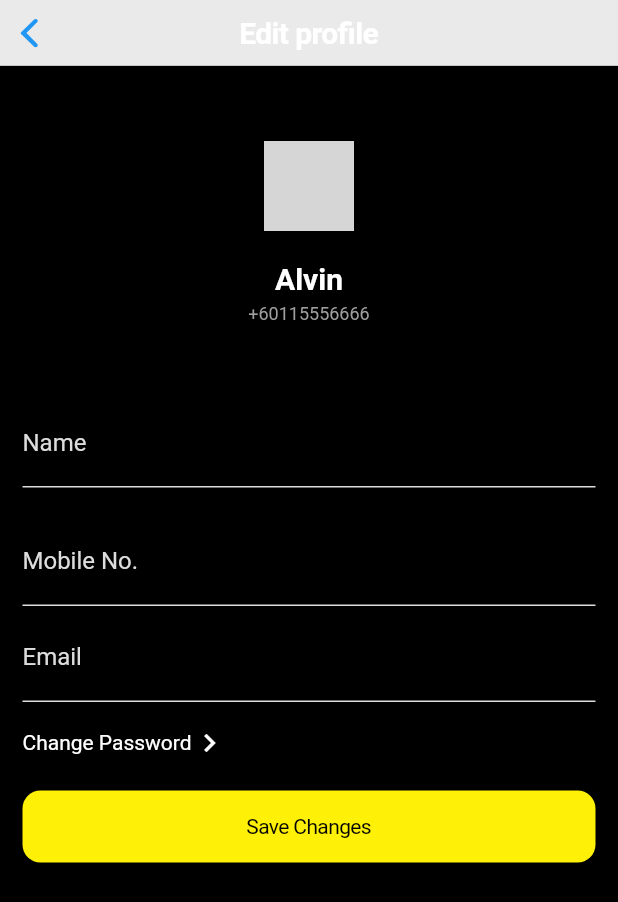
After one commit to alvindrakes/gsc_cinema_app_clone, a Flutter app: the ProfilePage screen opened directly, after a tap on the "edit" icon, on a phone screen of 412 x 824 dp. The commit adds this screen. Shown: the top 902 px of the screen. Run offline on Flutter 3.47's test engine with Material 2 defaults, Android fonts, the phone set to English and light mode, and no system bars; drawn by our look-alikes of cached_network_image, circular_profile_avatar; network calls fail; grey boxes are pictures that could not be loaded.

Commit message:
edit profile page done

```diff
--- a/lib/main.dart
+++ b/lib/main.dart
@@ -1,5 +1,8 @@
+import 'package:flutter/cupertino.dart';
 import 'package:flutter/material.dart';
+import 'package:gsc_cinema/res/app_color.dart';
 import 'package:gsc_cinema/ui/pages/homepage.dart';
+import 'package:gsc_cinema/ui/pages/movies_page.dart';
 import 'utils/router.dart' as router;
 
 void main() {
@@ -13,10 +16,11 @@ class MyApp extends StatelessWidget {
       title: 'GSC cinema',
       debugShowCheckedModeBanner: false,
       theme: ThemeData(
+        primaryColor: Colors.white,
         scaffoldBackgroundColor: Colors.black,
       ),
       onGenerateRoute: router.generateRoute,
-      initialRoute: '/',
+      home: HomePage(),
     );
   }
 }
--- a/lib/res/app_color.dart
+++ b/lib/res/app_color.dart
@@ -1,5 +1,9 @@
 import 'package:flutter/cupertino.dart';
 
 class AppColor {
+  static const Color lightGray = Color(0xFFdddddd);
+
   static const Color grey = Color(0xFF131313);
+
+  static const gscYellow = Color(0xFFFEF007);
 }
--- a/lib/res/app_text.dart
+++ b/lib/res/app_text.dart
@@ -7,4 +7,6 @@ class AppText {
 
   static const TextStyle kTitle = TextStyle(
       color: Colors.white, fontWeight: FontWeight.bold, fontSize: 20.0);
+  static const TextStyle knumber =
+      TextStyle(color: Colors.grey, fontSize: 12.0);
 }
--- a/lib/ui/components/carousel_poster.dart
+++ b/lib/ui/components/carousel_poster.dart
@@ -10,7 +10,7 @@ class CarouselPoster extends StatelessWidget {
   @override
   Widget build(BuildContext context) {
     return Container(
-      margin: const EdgeInsets.all(10.0),
+      margin: const EdgeInsets.all(6.0),
       height: DeviceScreen.height * 0.45,
       child: CachedNetworkImage(
         imageUrl: imageUrl,
--- /dev/null
+++ b/lib/ui/pages/edit_profile_page.dart
@@ -0,0 +1,143 @@
+import 'package:circular_profile_avatar/circular_profile_avatar.dart';
+import 'package:flutter/cupertino.dart';
+import 'package:flutter/material.dart';
+import 'package:gsc_cinema/res/app_color.dart';
+import 'package:gsc_cinema/res/app_text.dart';
+import 'package:gsc_cinema/utils/data.dart';
+import 'package:gsc_cinema/utils/device_screen.dart';
+
+class EditProfilePage extends StatelessWidget {
+  Widget _buildUpperPart() {
+    return Container(
+      padding: const EdgeInsets.all(50.0),
+      child: Column(
+        children: <Widget>[
+          CircularProfileAvatar(
+            Data.profilePhoto,
+            radius: 30,
+          ),
+          SizedBox(
+            height: 20,
+          ),
+          Text(
+            'Alvin',
+            style: AppText.kTitle,
+          ),
+          SizedBox(
+            height: 5,
+          ),
+          Text(
+            '+60115556666',
+            style: AppText.knumber,
+          ),
+        ],
+      ),
+    );
+  }
+
+  Widget _buildLowerPart() {
+    return Container(
+      padding: const EdgeInsets.symmetric(horizontal: 15.0),
+      child: Column(
+        crossAxisAlignment: CrossAxisAlignment.start,
+        children: <Widget>[
+          TextFormField(
+            keyboardType: TextInputType.emailAddress,
+            decoration: InputDecoration(
+              labelText: "Name",
+              labelStyle: TextStyle(color: AppColor.lightGray),
+              enabledBorder: UnderlineInputBorder(
+                borderSide: BorderSide(color: AppColor.lightGray),
+              ),
+              focusedBorder: UnderlineInputBorder(
+                borderSide: BorderSide(color: AppColor.gscYellow),
+              ),
+            ),
+          ),
+          SizedBox(
+            height: 20,
+          ),
+          TextFormField(
+            keyboardType: TextInputType.emailAddress,
+            decoration: InputDecoration(
+              labelText: "Mobile No.",
+              labelStyle: TextStyle(color: AppColor.lightGray),
+              enabledBorder: UnderlineInputBorder(
+                borderSide: BorderSide(color: AppColor.lightGray),
+              ),
+              focusedBorder: UnderlineInputBorder(
+                borderSide: BorderSide(color: AppColor.gscYellow),
+              ),
+            ),
+          ),
+          SizedBox(
+            height: 5,
+          ),
+          TextFormField(
+            keyboardType: TextInputType.emailAddress,
+            decoration: InputDecoration(
+              labelText: "Email",
+              labelStyle: TextStyle(color: AppColor.lightGray),
+              enabledBorder: UnderlineInputBorder(
+                borderSide: BorderSide(color: AppColor.lightGray),
+              ),
+              focusedBorder: UnderlineInputBorder(
+                borderSide: BorderSide(color: AppColor.gscYellow),
+              ),
+            ),
+          ),
+          SizedBox(
+            height: 15,
+          ),
+          Row(
+            children: <Widget>[
+              Text(
+                'Change Password',
+                style: AppText.kDescription
+                    .copyWith(fontWeight: FontWeight.normal),
+              ),
+              Icon(
+                Icons.keyboard_arrow_right,
+                color: Colors.white,
+              )
+            ],
+          ),
+          SizedBox(
+            height: 20,
+          ),
+          Container(
+            width: double.infinity,
+            child: CupertinoButton(
+              pressedOpacity: 0.6,
+              onPressed: () {},
+              color: AppColor.gscYellow,
+              child: Text(
+                'Save Changes',
+                style: AppText.kDescription.copyWith(
+                    color: Colors.black, fontWeight: FontWeight.normal),
+              ),
+            ),
+          )
+        ],
+      ),
+    );
+  }
+
+  @override
+  Widget build(BuildContext context) {
+    return Scaffold(
+      appBar: CupertinoNavigationBar(
+        middle: Text(
+          'Edit profile',
+          style: AppText.kTitle,
+        ),
+      ),
+      body: ListView(
+        children: <Widget>[
+          _buildUpperPart(),
+          _buildLowerPart(),
+        ],
+      ),
+    );
+  }
+}
--- a/lib/ui/pages/movies_page.dart
+++ b/lib/ui/pages/movies_page.dart
@@ -8,6 +8,8 @@ import 'package:gsc_cinema/utils/device_screen.dart';
 class MoviesPage extends StatelessWidget {
   Widget _buildCarouselPoster() {
     return Expanded(
+      child: Container(
+        margin: const EdgeInsets.only(top: 70.0),
         child: ListView.builder(
           physics: ScrollPhysics(),
           scrollDirection: Axis.horizontal,
@@ -17,6 +19,7 @@ class MoviesPage extends StatelessWidget {
               imageUrl: Data.cinemaPosterUrl[index],
             );
           },
+        ),
       ),
     );
   }
@@ -81,7 +84,6 @@ class MoviesPage extends StatelessWidget {
           Icons.search,
           color: Colors.white,
         ),
-        backgroundColor: Colors.black.withOpacity(0.5),
       ),
       body: Column(
         mainAxisSize: MainAxisSize.min,
--- a/lib/ui/pages/profile_page.dart
+++ b/lib/ui/pages/profile_page.dart
@@ -3,7 +3,9 @@ import 'package:flutter/cupertino.dart';
 import 'package:flutter/material.dart';
 import 'package:gsc_cinema/res/app_color.dart';
 import 'package:gsc_cinema/res/app_text.dart';
+import 'package:gsc_cinema/ui/pages/edit_profile_page.dart';
 import 'package:gsc_cinema/utils/data.dart';
+import 'package:gsc_cinema/utils/routing_constants.dart';
 
 class ProfilePage extends StatelessWidget {
   @override
@@ -14,11 +16,10 @@ class ProfilePage extends StatelessWidget {
           'Me',
           style: TextStyle(color: Colors.white),
         ),
-        backgroundColor: AppColor.grey,
       ),
       body: ListView(
         children: <Widget>[
-          _buildProfileRow(),
+          _buildProfileRow(context),
           _buildRow(title: 'My Tickets'),
           _buildRow(title: 'GSC Memberships'),
           _buildRow(title: 'GSC HLB Credit Card'),
@@ -63,7 +64,7 @@ Widget _buildRow({@required String title, IconData icon}) {
   );
 }
 
-Widget _buildProfileRow() {
+Widget _buildProfileRow(BuildContext context) {
   return Container(
     color: Colors.transparent,
     height: 120,
@@ -85,9 +86,17 @@ Widget _buildProfileRow() {
         Expanded(
           child: Container(),
         ),
-        Icon(
-          Icons.edit,
-          color: Colors.white,
+        GestureDetector(
+          onTap: () => Navigator.push(
+            context,
+            CupertinoPageRoute(
+              builder: (context) => EditProfilePage(),
+            ),
+          ),
+          child: Icon(
+            Icons.edit,
+            color: Colors.white,
+          ),
         ),
       ],
     ),
--- /dev/null
+++ b/lib/ui/pages/undefined_page.dart
@@ -0,0 +1,16 @@
+import 'package:flutter/material.dart';
+
+// This page is shown if there's an route error
+class UndefinedPage extends StatelessWidget {
+  final String name;
+  const UndefinedPage({Key key, this.name}) : super(key: key);
+
+  @override
+  Widget build(BuildContext context) {
+    return Scaffold(
+      body: Center(
+        child: Text('Route for $name is not defined'),
+      ),
+    );
+  }
+}
--- a/lib/utils/router.dart
+++ b/lib/utils/router.dart
@@ -3,15 +3,22 @@ import 'package:flutter/cupertino.dart';
 import 'package:gsc_cinema/ui/pages/cinemas_page.dart';
 import 'package:gsc_cinema/ui/pages/homepage.dart';
 import 'package:gsc_cinema/ui/pages/movies_page.dart';
+import 'package:gsc_cinema/ui/pages/undefined_page.dart';
 import 'package:gsc_cinema/utils/routing_constants.dart';
 
 Route<dynamic> generateRoute(RouteSettings settings) {
   switch (settings.name) {
     case CinemasPageRoute:
-      return CupertinoPageRoute(builder: (context) => CinemasPage());
+      return CupertinoPageRoute(
+          builder: (context) => CinemasPage(), settings: settings);
     case MoviesPageRoute:
-      return CupertinoPageRoute(builder: (context) => MoviesPage());
+      return CupertinoPageRoute(
+          builder: (context) => MoviesPage(), settings: settings);
     case HomePageRoute:
-      return CupertinoPageRoute(builder: (context) => HomePage());
+      return CupertinoPageRoute(
+          builder: (context) => HomePage(), settings: settings);
+    default:
+      return CupertinoPageRoute(
+          builder: (context) => UndefinedPage(), settings: settings);
   }
 }
--- a/lib/utils/routing_constants.dart
+++ b/lib/utils/routing_constants.dart
@@ -1,3 +1,3 @@
 const String CinemasPageRoute = 'cinemas_page';
 const String MoviesPageRoute = 'movies_page';
-const String HomePageRoute = '/';
+const String HomePageRoute = 'home_page';
```
Lines whose indentation alone changed are shown as unchanged.
